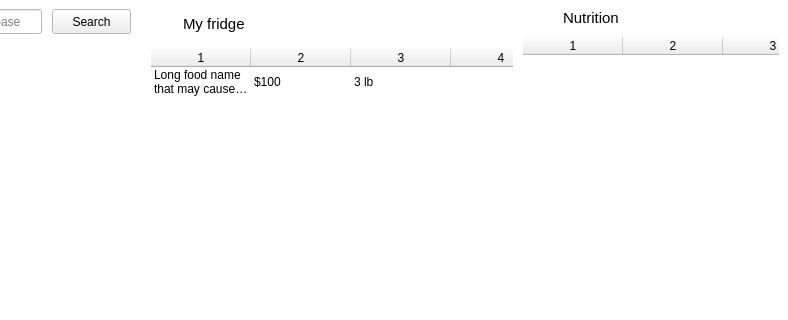
The window that ui_mainwindow.ui (josh-minch/spartan) describes before a commit, drawn with Qt 5; both pictures show x 109 to 897 and y 0 to 320 of the 897 by 693 pixel window.
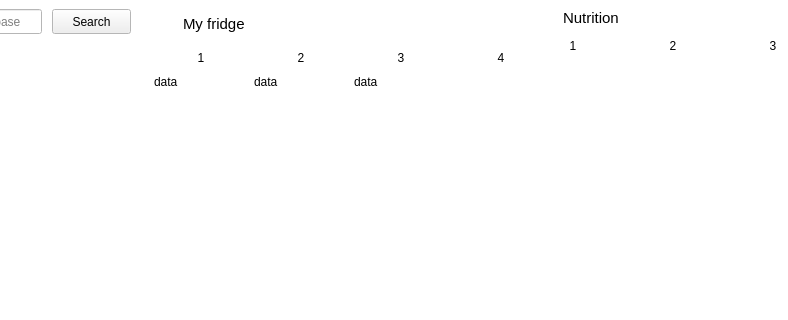
The same window after the commit. Icons and pictures are not drawn. Custom widgets are drawn as their Qt base class.

Commit message: Cleaner ui, removed gray dividers in header

Patch:
```diff
--- a/ui_mainwindow.ui
+++ b/ui_mainwindow.ui
@@ -316,10 +316,13 @@
          </palette>
         </property>
         <property name="styleSheet">
-         <string notr="true">QTableWidget #fridge_table{
-	outline: 0;
+         <string notr="true">QHeaderView::section{
+	border: 0px;
+	background-color: white;
 }
-</string>
+
+QTableWidget::item:focus { 
+}</string>
         </property>
         <property name="frameShape">
          <enum>QFrame::NoFrame</enum>
@@ -362,7 +365,7 @@
         </attribute>
         <row>
          <property name="text">
-          <string>sampleb</string>
+          <string>New Row</string>
          </property>
         </row>
         <column/>
@@ -372,17 +375,17 @@
         <column/>
         <item row="0" column="0">
          <property name="text">
-          <string>Long food name that may cause word wrap</string>
+          <string>data</string>
          </property>
         </item>
         <item row="0" column="1">
          <property name="text">
-          <string>$100</string>
+          <string>data</string>
          </property>
         </item>
         <item row="0" column="2">
          <property name="text">
-          <string>3 lb</string>
+          <string>data</string>
          </property>
         </item>
        </widget>
@@ -543,6 +546,12 @@
           </disabled>
          </palette>
         </property>
+        <property name="styleSheet">
+         <string notr="true">QHeaderView::section{
+	background-color: white;
+	border: 0px;
+}</string>
+        </property>
         <property name="frameShape">
          <enum>QFrame::NoFrame</enum>
         </property>
```
The commit also changes 5 other files.
